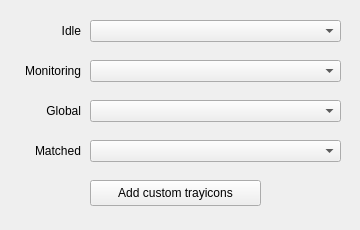
Qt form QKeyMapper/qtrayiconselectdialog.ui (Zalafina/QKeyMapper) before a commit.
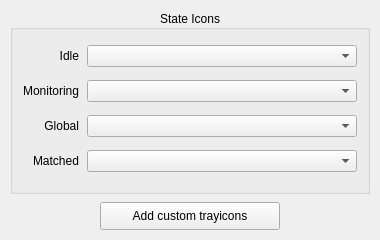
The same form after that commit.

Commit message: refactor(ui): modernize Batch 2A dialog layouts and enforce GroupBox standards

The edit to the form file:
```diff
--- a/QKeyMapper/qtrayiconselectdialog.ui
+++ b/QKeyMapper/qtrayiconselectdialog.ui
@@ -6,12 +6,12 @@
    <rect>
     <x>0</x>
     <y>0</y>
-    <width>360</width>
-    <height>230</height>
+    <width>380</width>
+    <height>240</height>
    </rect>
   </property>
   <property name="sizePolicy">
-   <sizepolicy hsizetype="Fixed" vsizetype="Fixed">
+   <sizepolicy hsizetype="Preferred" vsizetype="Preferred">
     <horstretch>0</horstretch>
     <verstretch>0</verstretch>
    </sizepolicy>
@@ -19,27 +19,54 @@
   <property name="minimumSize">
    <size>
     <width>360</width>
-    <height>230</height>
-   </size>
-  </property>
-  <property name="maximumSize">
-   <size>
-    <width>360</width>
-    <height>230</height>
+    <height>220</height>
    </size>
   </property>
   <property name="windowTitle">
    <string>Select Systemtray Icon</string>
   </property>
+  <layout class="QVBoxLayout" name="mainVerticalLayout">
+   <property name="spacing">
+    <number>8</number>
+   </property>
+   <property name="leftMargin">
+    <number>10</number>
+   </property>
+   <property name="topMargin">
+    <number>10</number>
+   </property>
+   <property name="rightMargin">
+    <number>10</number>
+   </property>
+   <property name="bottomMargin">
+    <number>10</number>
+   </property>
+   <item>
+    <widget class="QGroupBox" name="trayIconGroupBox">
+     <property name="title">
+      <string>State Icons</string>
+     </property>
+     <property name="alignment">
+      <set>Qt::AlignmentFlag::AlignCenter</set>
+     </property>
+     <layout class="QGridLayout" name="trayIconGridLayout">
+      <property name="spacing">
+       <number>8</number>
+      </property>
+      <property name="leftMargin">
+       <number>10</number>
+      </property>
+      <property name="topMargin">
+       <number>10</number>
+      </property>
+      <property name="rightMargin">
+       <number>10</number>
+      </property>
+      <property name="bottomMargin">
+       <number>10</number>
+      </property>
+      <item row="0" column="0">
   <widget class="QLabel" name="idleStateTrayIconSelectLabel">
-   <property name="geometry">
-    <rect>
-     <x>0</x>
-     <y>20</y>
-     <width>81</width>
-     <height>22</height>
-    </rect>
-   </property>
    <property name="text">
     <string>Idle</string>
    </property>
@@ -47,14 +74,14 @@
     <set>Qt::AlignmentFlag::AlignRight|Qt::AlignmentFlag::AlignTrailing|Qt::AlignmentFlag::AlignVCenter</set>
    </property>
   </widget>
+      </item>
+      <item row="0" column="1">
   <widget class="QComboBox" name="idleStateTrayIconSelectComboBox">
-   <property name="geometry">
-    <rect>
-     <x>90</x>
-     <y>20</y>
-     <width>251</width>
-     <height>22</height>
-    </rect>
+        <property name="sizePolicy">
+         <sizepolicy hsizetype="Expanding" vsizetype="Fixed">
+          <horstretch>0</horstretch>
+          <verstretch>0</verstretch>
+         </sizepolicy>
    </property>
    <property name="focusPolicy">
     <enum>Qt::FocusPolicy::NoFocus</enum>
@@ -66,15 +93,9 @@
     <number>-1</number>
    </property>
   </widget>
+      </item>
+      <item row="1" column="0">
   <widget class="QLabel" name="monitoringStateTrayIconSelectLabel">
-   <property name="geometry">
-    <rect>
-     <x>0</x>
-     <y>60</y>
-     <width>81</width>
-     <height>22</height>
-    </rect>
-   </property>
    <property name="text">
     <string>Monitoring</string>
    </property>
@@ -82,14 +103,14 @@
     <set>Qt::AlignmentFlag::AlignRight|Qt::AlignmentFlag::AlignTrailing|Qt::AlignmentFlag::AlignVCenter</set>
    </property>
   </widget>
+      </item>
+      <item row="1" column="1">
   <widget class="QComboBox" name="monitoringStateTrayIconSelectComboBox">
-   <property name="geometry">
-    <rect>
-     <x>90</x>
-     <y>60</y>
-     <width>251</width>
-     <height>22</height>
-    </rect>
+        <property name="sizePolicy">
+         <sizepolicy hsizetype="Expanding" vsizetype="Fixed">
+          <horstretch>0</horstretch>
+          <verstretch>0</verstretch>
+         </sizepolicy>
    </property>
    <property name="focusPolicy">
     <enum>Qt::FocusPolicy::NoFocus</enum>
@@ -101,15 +122,9 @@
     <number>-1</number>
    </property>
   </widget>
+      </item>
+      <item row="2" column="0">
   <widget class="QLabel" name="globalStateTrayIconSelectLabel">
-   <property name="geometry">
-    <rect>
-     <x>0</x>
-     <y>100</y>
-     <width>81</width>
-     <height>22</height>
-    </rect>
-   </property>
    <property name="text">
     <string>Global</string>
    </property>
@@ -117,14 +132,14 @@
     <set>Qt::AlignmentFlag::AlignRight|Qt::AlignmentFlag::AlignTrailing|Qt::AlignmentFlag::AlignVCenter</set>
    </property>
   </widget>
+      </item>
+      <item row="2" column="1">
   <widget class="QComboBox" name="globalStateTrayIconSelectComboBox">
-   <property name="geometry">
-    <rect>
-     <x>90</x>
-     <y>100</y>
-     <width>251</width>
-     <height>22</height>
-    </rect>
+        <property name="sizePolicy">
+         <sizepolicy hsizetype="Expanding" vsizetype="Fixed">
+          <horstretch>0</horstretch>
+          <verstretch>0</verstretch>
+         </sizepolicy>
    </property>
    <property name="focusPolicy">
     <enum>Qt::FocusPolicy::NoFocus</enum>
@@ -136,15 +151,9 @@
     <number>-1</number>
    </property>
   </widget>
+      </item>
+      <item row="3" column="0">
   <widget class="QLabel" name="matchedStateTrayIconSelectLabel">
-   <property name="geometry">
-    <rect>
-     <x>0</x>
-     <y>140</y>
-     <width>81</width>
-     <height>22</height>
-    </rect>
-   </property>
    <property name="text">
     <string>Matched</string>
    </property>
@@ -152,14 +161,14 @@
     <set>Qt::AlignmentFlag::AlignRight|Qt::AlignmentFlag::AlignTrailing|Qt::AlignmentFlag::AlignVCenter</set>
    </property>
   </widget>
+      </item>
+      <item row="3" column="1">
   <widget class="QComboBox" name="matchedStateTrayIconSelectComboBox">
-   <property name="geometry">
-    <rect>
-     <x>90</x>
-     <y>140</y>
-     <width>251</width>
-     <height>22</height>
-    </rect>
+        <property name="sizePolicy">
+         <sizepolicy hsizetype="Expanding" vsizetype="Fixed">
+          <horstretch>0</horstretch>
+          <verstretch>0</verstretch>
+         </sizepolicy>
    </property>
    <property name="focusPolicy">
     <enum>Qt::FocusPolicy::NoFocus</enum>
@@ -171,14 +180,32 @@
     <number>-1</number>
    </property>
   </widget>
+      </item>
+     </layout>
+    </widget>
+   </item>
+   <item>
+    <layout class="QHBoxLayout" name="bottomButtonLayout">
+     <item>
+      <spacer name="horizontalSpacer_1">
+       <property name="orientation">
+        <enum>Qt::Orientation::Horizontal</enum>
+       </property>
+       <property name="sizeHint" stdset="0">
+        <size>
+         <width>40</width>
+         <height>20</height>
+        </size>
+       </property>
+      </spacer>
+     </item>
+     <item>
   <widget class="QPushButton" name="addCustomTrayiconsButton">
-   <property name="geometry">
-    <rect>
-     <x>90</x>
-     <y>180</y>
-     <width>171</width>
-     <height>26</height>
-    </rect>
+       <property name="minimumSize">
+        <size>
+         <width>180</width>
+         <height>28</height>
+        </size>
    </property>
    <property name="focusPolicy">
     <enum>Qt::FocusPolicy::NoFocus</enum>
@@ -189,7 +216,27 @@
    <property name="autoDefault">
     <bool>false</bool>
    </property>
-  </widget>
+       <property name="default">
+        <bool>false</bool>
+       </property>
+      </widget>
+     </item>
+     <item>
+      <spacer name="horizontalSpacer_2">
+       <property name="orientation">
+        <enum>Qt::Orientation::Horizontal</enum>
+       </property>
+       <property name="sizeHint" stdset="0">
+        <size>
+         <width>40</width>
+         <height>20</height>
+        </size>
+       </property>
+      </spacer>
+     </item>
+    </layout>
+   </item>
+  </layout>
  </widget>
  <resources/>
  <connections/>
```
Lines whose indentation alone changed are shown as unchanged. The commit also changes 15 other files.
